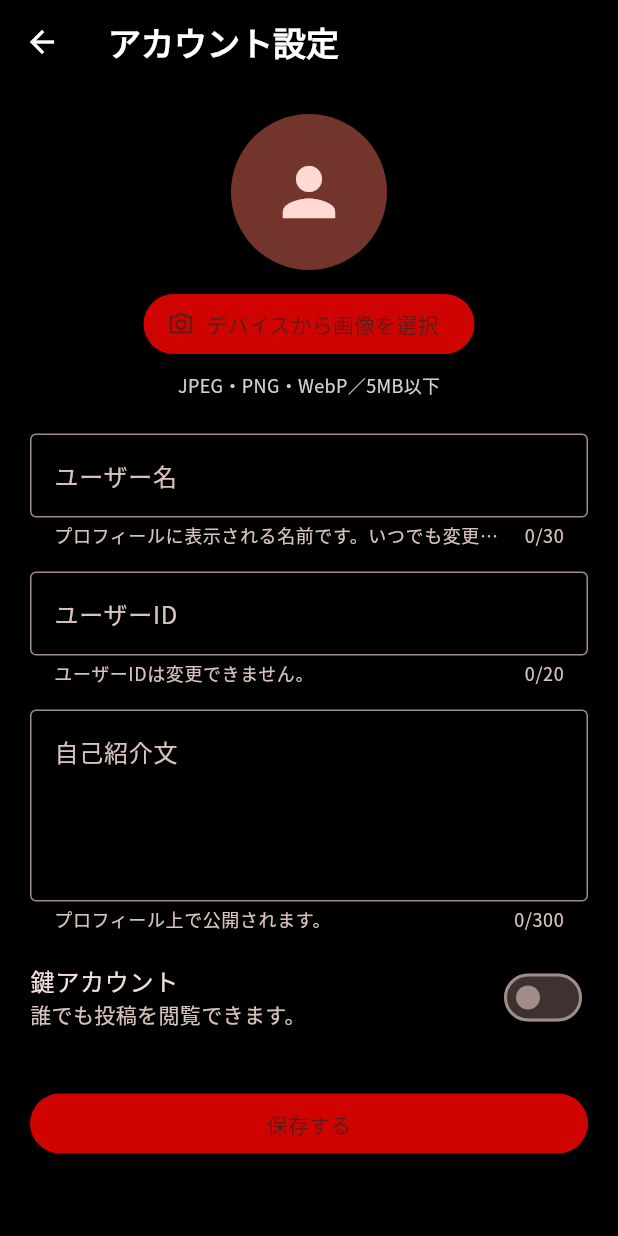
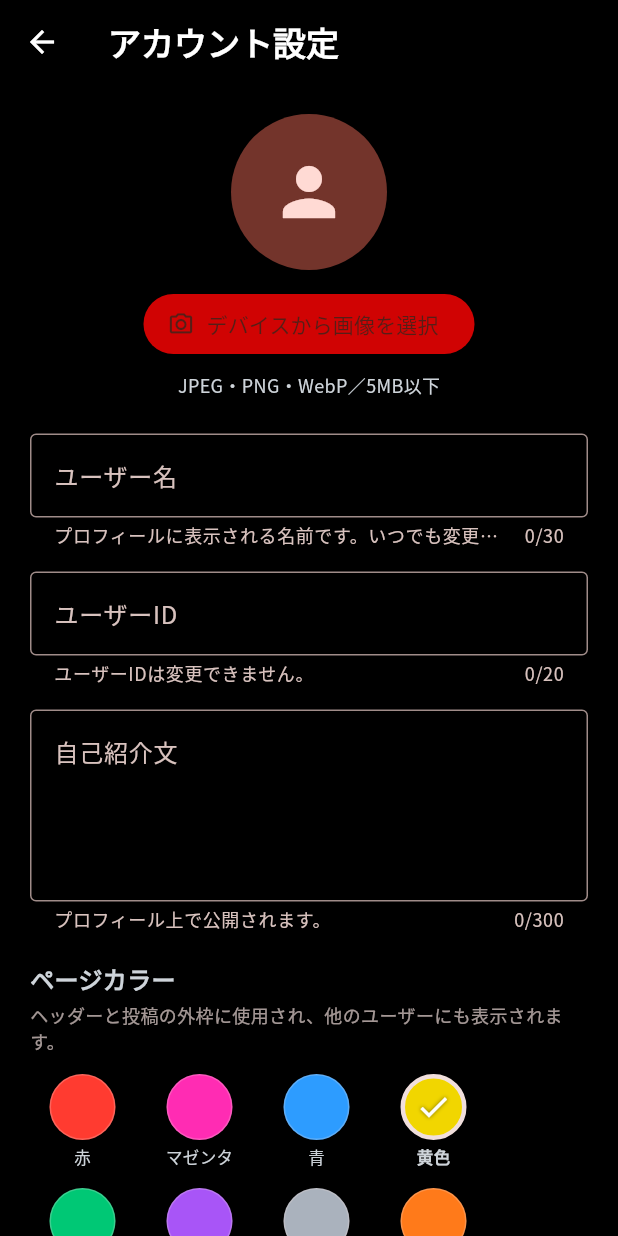
Before and after one commit to Future-Atlas/book_case, a Flutter app: the _PublicAccountSettingsScreen screen opened directly, on a phone screen of 412 x 824 dp. Run offline on Flutter 3.47's test engine with Material 3 defaults, Android fonts, the phone set to English and light mode, and no system bars; our stand-ins replace google_fonts, image_picker, shared_preferences, supabase_flutter; missing offline and left inert: crop_your_image; accounts and stored records are empty.

Commit message:
Add customizable profile page colors

```diff
--- a/lib/models/post.dart
+++ b/lib/models/post.dart
@@ -12,6 +12,7 @@ class Post {
   // Joined fields
   final String username;
   final String userAvatarUrl;
+  final String profilePageColorKey;
   final String bookTitle;
   final String bookAuthor;
   final String bookCoverUrl;
@@ -49,6 +50,7 @@ class Post {
     this.editedAt,
     required this.username,
     required this.userAvatarUrl,
+    this.profilePageColorKey = 'yellow',
     required this.bookTitle,
     required this.bookAuthor,
     required this.bookCoverUrl,
@@ -78,6 +80,7 @@ class Post {
           : null,
       username: profile?['username'] ?? '匿名ユーザー',
       userAvatarUrl: profile?['avatar_url'] ?? '',
+      profilePageColorKey: profile?['page_color']?.toString() ?? 'yellow',
       bookTitle: json['book_title'] ?? book?['title'] ?? '',
       bookAuthor: json['book_author'] ?? book?['author'] ?? '',
       bookCoverUrl: book?['cover_url'] ?? '',
@@ -115,6 +118,7 @@ class Post {
     DateTime? editedAt,
     String? username,
     String? userAvatarUrl,
+    String? profilePageColorKey,
     String? bookTitle,
     String? bookAuthor,
     String? bookCoverUrl,
@@ -134,6 +138,7 @@ class Post {
       editedAt: editedAt ?? this.editedAt,
       username: username ?? this.username,
       userAvatarUrl: userAvatarUrl ?? this.userAvatarUrl,
+      profilePageColorKey: profilePageColorKey ?? this.profilePageColorKey,
       bookTitle: bookTitle ?? this.bookTitle,
       bookAuthor: bookAuthor ?? this.bookAuthor,
       bookCoverUrl: bookCoverUrl ?? this.bookCoverUrl,
--- /dev/null
+++ b/lib/models/profile_page_color.dart
@@ -0,0 +1,124 @@
+import 'package:flutter/material.dart';
+
+class ProfilePageColorOption {
+  const ProfilePageColorOption({
+    required this.key,
+    required this.label,
+    required this.lightColor,
+    required this.darkColor,
+  });
+
+  final String key;
+  final String label;
+  final Color lightColor;
+  final Color darkColor;
+
+  Color resolve(Brightness brightness) =>
+      brightness == Brightness.dark ? darkColor : lightColor;
+}
+
+class ProfilePageColors {
+  const ProfilePageColors._();
+
+  static const String defaultKey = 'yellow';
+
+  static const List<ProfilePageColorOption> options = [
+    ProfilePageColorOption(
+      key: 'red',
+      label: '赤',
+      lightColor: Color(0xFFD00303),
+      darkColor: Color(0xFFFF3B30),
+    ),
+    ProfilePageColorOption(
+      key: 'magenta',
+      label: 'マゼンタ',
+      lightColor: Color(0xFFB0006F),
+      darkColor: Color(0xFFFF2CB3),
+    ),
+    ProfilePageColorOption(
+      key: 'blue',
+      label: '青',
+      lightColor: Color(0xFF005BBB),
+      darkColor: Color(0xFF2D9CFF),
+    ),
+    ProfilePageColorOption(
+      key: 'yellow',
+      label: '黄色',
+      lightColor: Color(0xFF9B7B00),
+      darkColor: Color(0xFFF1D600),
+    ),
+    ProfilePageColorOption(
+      key: 'green',
+      label: '緑',
+      lightColor: Color(0xFF007A46),
+      darkColor: Color(0xFF00C875),
+    ),
+    ProfilePageColorOption(
+      key: 'purple',
+      label: '紫',
+      lightColor: Color(0xFF6A1FA2),
+      darkColor: Color(0xFFA855F7),
+    ),
+    ProfilePageColorOption(
+      key: 'gray',
+      label: 'グレー',
+      lightColor: Color(0xFF5C6470),
+      darkColor: Color(0xFFAAB2BD),
+    ),
+    ProfilePageColorOption(
+      key: 'orange',
+      label: 'オレンジ',
+      lightColor: Color(0xFFC45100),
+      darkColor: Color(0xFFFF7A1A),
+    ),
+    ProfilePageColorOption(
+      key: 'pink',
+      label: '桃色',
+      lightColor: Color(0xFFC2185B),
+      darkColor: Color(0xFFFF5CA8),
+    ),
+    ProfilePageColorOption(
+      key: 'light_blue',
+      label: '水色',
+      lightColor: Color(0xFF007A9E),
+      darkColor: Color(0xFF36CFFF),
+    ),
+    ProfilePageColorOption(
+      key: 'emerald',
+      label: 'エメラルド',
+      lightColor: Color(0xFF00745F),
+      darkColor: Color(0xFF00C9A7),
+    ),
+    ProfilePageColorOption(
+      key: 'red_purple',
+      label: '赤紫',
+      lightColor: Color(0xFF8E185D),
+      darkColor: Color(0xFFD94E9B),
+    ),
+    ProfilePageColorOption(
+      key: 'yellow_green',
+      label: '黄緑',
+      lightColor: Color(0xFF5A8500),
+      darkColor: Color(0xFF9BD600),
+    ),
+    ProfilePageColorOption(
+      key: 'brown',
+      label: '茶色',
+      lightColor: Color(0xFF7A4820),
+      darkColor: Color(0xFFC9854B),
+    ),
+  ];
+
+  static bool isValidKey(String? key) =>
+      options.any((option) => option.key == key);
+
+  static String normalizeKey(String? key) =>
+      isValidKey(key) ? key! : defaultKey;
+
+  static Color colorFor(String? key, Brightness brightness) {
+    final normalized = normalizeKey(key);
+    return options
+        .firstWhere((option) => option.key == normalized)
+        .resolve(brightness);
+  }
+}
--- a/lib/models/user_profile.dart
+++ b/lib/models/user_profile.dart
@@ -8,6 +8,7 @@ class UserProfile {
   final int followingCount;
   final int readCount;
   final bool isPrivate;
+  final String pageColorKey;
 
   UserProfile({
     required this.id,
@@ -19,6 +20,7 @@ class UserProfile {
     required this.followingCount,
     required this.readCount,
     required this.isPrivate,
+    this.pageColorKey = 'yellow',
   });
 
   factory UserProfile.fromJson(Map<String, dynamic> json) {
@@ -32,6 +34,7 @@ class UserProfile {
       followingCount: json['following_count'] ?? 0,
       readCount: json['read_count'] ?? 0,
       isPrivate: json['is_private'] ?? false,
+      pageColorKey: json['page_color']?.toString() ?? 'yellow',
     );
   }
 
@@ -44,6 +47,7 @@ class UserProfile {
     int? followingCount,
     int? readCount,
     bool? isPrivate,
+    String? pageColorKey,
   }) {
     return UserProfile(
       id: id,
@@ -55,6 +59,7 @@ class UserProfile {
       followingCount: followingCount ?? this.followingCount,
       readCount: readCount ?? this.readCount,
       isPrivate: isPrivate ?? this.isPrivate,
+      pageColorKey: pageColorKey ?? this.pageColorKey,
     );
   }
 
@@ -69,6 +74,7 @@ class UserProfile {
       'following_count': followingCount,
       'read_count': readCount,
       'is_private': isPrivate,
+      'page_color': pageColorKey,
     };
   }
 }
--- a/lib/screens/account_settings_screen.dart
+++ b/lib/screens/account_settings_screen.dart
@@ -7,6 +7,7 @@ import 'package:image_picker/image_picker.dart';
 import 'package:provider/provider.dart';
 
 import '../models/user_profile.dart';
+import '../models/profile_page_color.dart';
 import '../services/supabase_service.dart';
 import '../services/theme_service.dart';
 import 'community_guidelines_screen.dart';
@@ -250,6 +251,7 @@ class _PublicAccountSettingsScreenState
   final _userIdController = TextEditingController();
   final _bioController = TextEditingController();
   bool _isPrivate = false;
+  String _pageColorKey = ProfilePageColors.defaultKey;
   String _avatarUrl = '';
   bool _loading = true;
   bool _saving = false;
@@ -273,6 +275,9 @@ class _PublicAccountSettingsScreenState
     setState(() {
       _avatarUrl = data?['avatar_url']?.toString() ?? '';
       _isPrivate = data?['is_private'] == true;
+      _pageColorKey = ProfilePageColors.normalizeKey(
+        data?['page_color']?.toString(),
+      );
       _loading = false;
     });
   }
@@ -294,6 +299,7 @@ class _PublicAccountSettingsScreenState
           userId: _userIdController.text,
           bio: _bioController.text,
           isPrivate: _isPrivate,
+          pageColorKey: _pageColorKey,
         );
     if (!mounted) return;
     setState(() => _saving = false);
@@ -355,6 +361,89 @@ class _PublicAccountSettingsScreenState
     if (lower.endsWith('.png')) return 'image/png';
     if (lower.endsWith('.webp')) return 'image/webp';
     return 'image/jpeg';
+  }
+
+  Widget _buildPageColorPicker() {
+    final theme = Theme.of(context);
+    return Column(
+      crossAxisAlignment: CrossAxisAlignment.start,
+      children: [
+        const Text(
+          'ページカラー',
+          style: TextStyle(fontSize: 16, fontWeight: FontWeight.w700),
+        ),
+        const SizedBox(height: 4),
+        Text(
+          'ヘッダーと投稿の外枠に使用され、他のユーザーにも表示されます。',
+          style: TextStyle(
+            fontSize: 12,
+            color: theme.colorScheme.onSurface.withValues(alpha: 0.68),
+          ),
+        ),
+        const SizedBox(height: 14),
+        Wrap(
+          spacing: 8,
+          runSpacing: 12,
+          children: ProfilePageColors.options.map((option) {
+            final selected = option.key == _pageColorKey;
+            return Semantics(
+              button: true,
+              selected: selected,
+              label: '${option.label}を選択',
+              child: InkWell(
+                borderRadius: BorderRadius.circular(8),
+                onTap: () => setState(() => _pageColorKey = option.key),
+                child: SizedBox(
+                  width: 70,
+                  child: Column(
+                    children: [
+                      AnimatedContainer(
+                        duration: const Duration(milliseconds: 150),
+                        width: 44,
+                        height: 44,
+                        decoration: BoxDecoration(
+                          color: option.resolve(theme.brightness),
+                          shape: BoxShape.circle,
+                          border: Border.all(
+                            color: selected
+                                ? theme.colorScheme.onSurface
+                                : theme.colorScheme.onSurface.withValues(
+                                    alpha: 0.25,
+                                  ),
+                            width: selected ? 3 : 1,
+                          ),
+                        ),
+                        child: selected
+                            ? const Icon(
+                                Icons.check,
+                                color: Colors.white,
+                                size: 24,
+                                shadows: [
+                                  Shadow(color: Colors.black54, blurRadius: 3),
+                                ],
+                              )
+                            : null,
+                      ),
+                      const SizedBox(height: 4),
+                      Text(
+                        option.label,
+                        maxLines: 1,
+                        style: TextStyle(
+                          fontSize: 11,
+                          fontWeight: selected
+                              ? FontWeight.w700
+                              : FontWeight.w400,
+                        ),
+                      ),
+                    ],
+                  ),
+                ),
+              ),
+            );
+          }).toList(),
+        ),
+      ],
+    );
   }
 
   Future<void> _removeAvatar() async {
@@ -492,6 +581,8 @@ class _PublicAccountSettingsScreenState
                           border: OutlineInputBorder(),
                         ),
                       ),
+                      const SizedBox(height: 20),
+                      _buildPageColorPicker(),
                       const SizedBox(height: 8),
                       SwitchListTile(
                         contentPadding: EdgeInsets.zero,
```
Also changed, not shown: lib/main.dart (+16 -14 lines), lib/screens/user_profile_screen.dart (+24 -4 lines), lib/services/supabase_service.dart (+64 -5 lines), lib/widgets/post_card.dart (+10 -3 lines), 2 other files.
